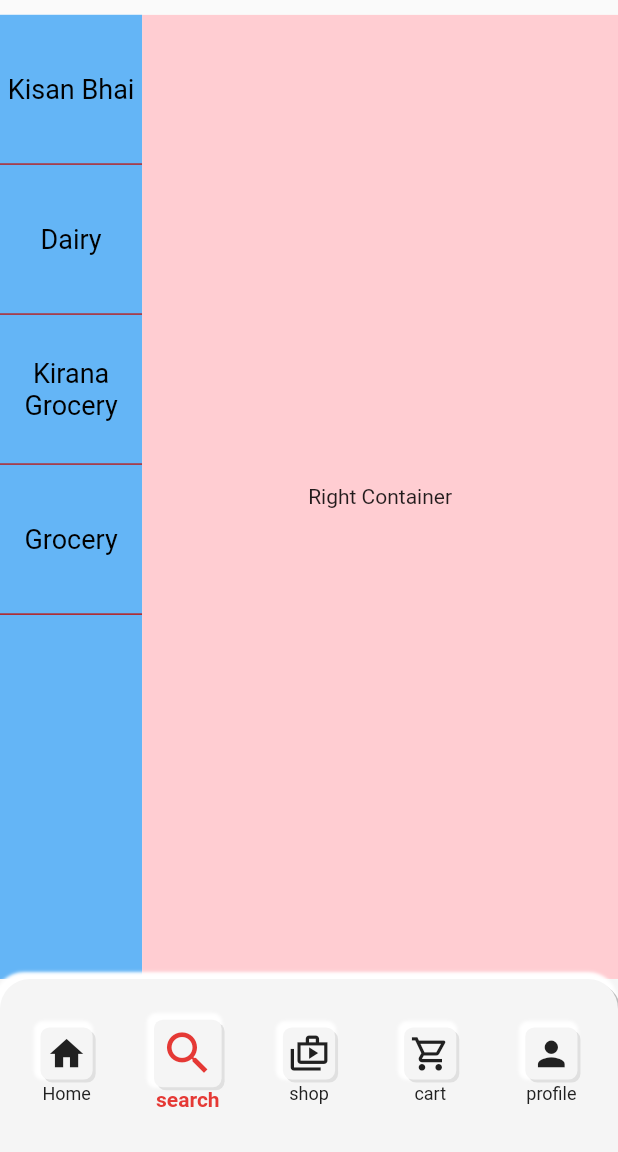
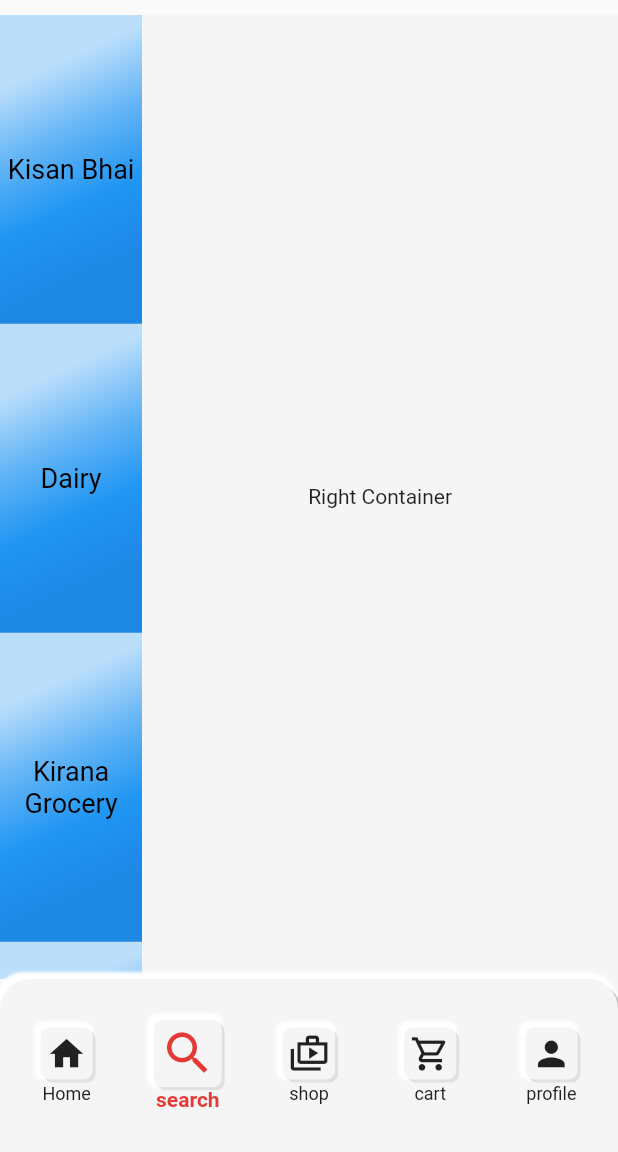
Before and after one commit to Sunny-india/latuni, a Flutter app: the screen it shows after launch, item 2 of the bottom bar chosen, on a phone screen of 412 x 824 dp, the part 84-1236 px from its top. Run offline on Flutter 3.47's test engine with Material 2 defaults, Android fonts, the phone set to English and light mode, and no system bars.

Commit message:
video 11 completed

```diff
--- a/lib/main_screens/category_page.dart
+++ b/lib/main_screens/category_page.dart
@@ -46,13 +46,10 @@ class _CategoryPageState extends State<CategoryPage> {
     );
   }
 
-  Container leftContainer(Size size) {
-    return Container(
+  SizedBox leftContainer(Size size) {
+    return SizedBox(
       width: size.width * .23,
       height: size.height * .78,
-      decoration: BoxDecoration(
-        color: Colors.blue.shade300,
-      ),
       child: ListView.builder(
           itemCount: categories.length,
           itemBuilder: (context, index) {
@@ -66,17 +63,28 @@ class _CategoryPageState extends State<CategoryPage> {
                 });
               },
               child: Container(
-                height: 100,
+                height: size.height / categories.length,
                 decoration: BoxDecoration(
                   color: categories[index].isSelected
                       ? Colors.grey.shade100
                       : Colors.blue.shade300,
-                  border: Border(
-                    bottom: BorderSide(
-                        color: categories[index].isSelected
-                            ? Colors.transparent
-                            : Colors.red.shade900),
-                  ),
+                  gradient: categories[index].isSelected
+                      ? null
+                      : LinearGradient(
+                          colors: [
+                              Colors.blue.shade100,
+                              Colors.blue.shade300,
+                              Colors.blue.shade500,
+                              Colors.blue.shade600
+                            ],
+                          stops: const [
+                              0.2,
+                              0.4,
+                              .6,
+                              .8
+                            ],
+                          begin: Alignment.topLeft,
+                          end: Alignment.bottomRight),
                 ),
                 child: Center(
                   child: Text(
@@ -96,7 +104,7 @@ class _CategoryPageState extends State<CategoryPage> {
       width: size.width * .77,
       height: size.height * .78,
       decoration: BoxDecoration(
-        color: Colors.red.shade100,
+        color: Colors.grey.shade100,
       ),
       child: const Center(child: Text('Right Container')),
     );
```
